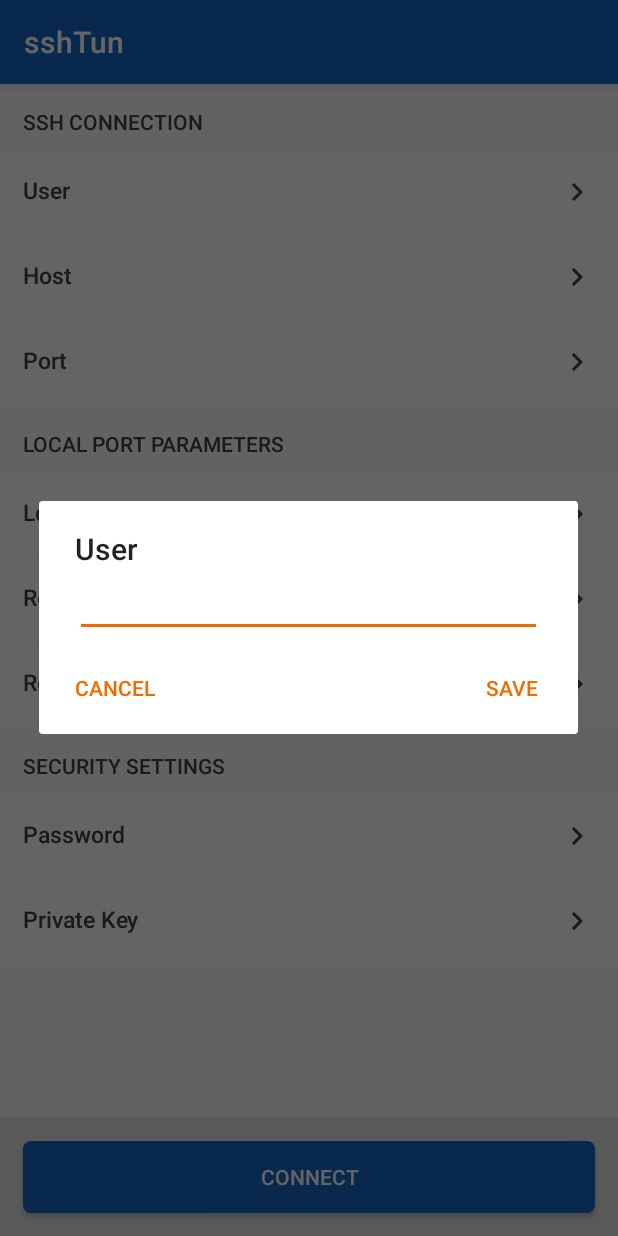
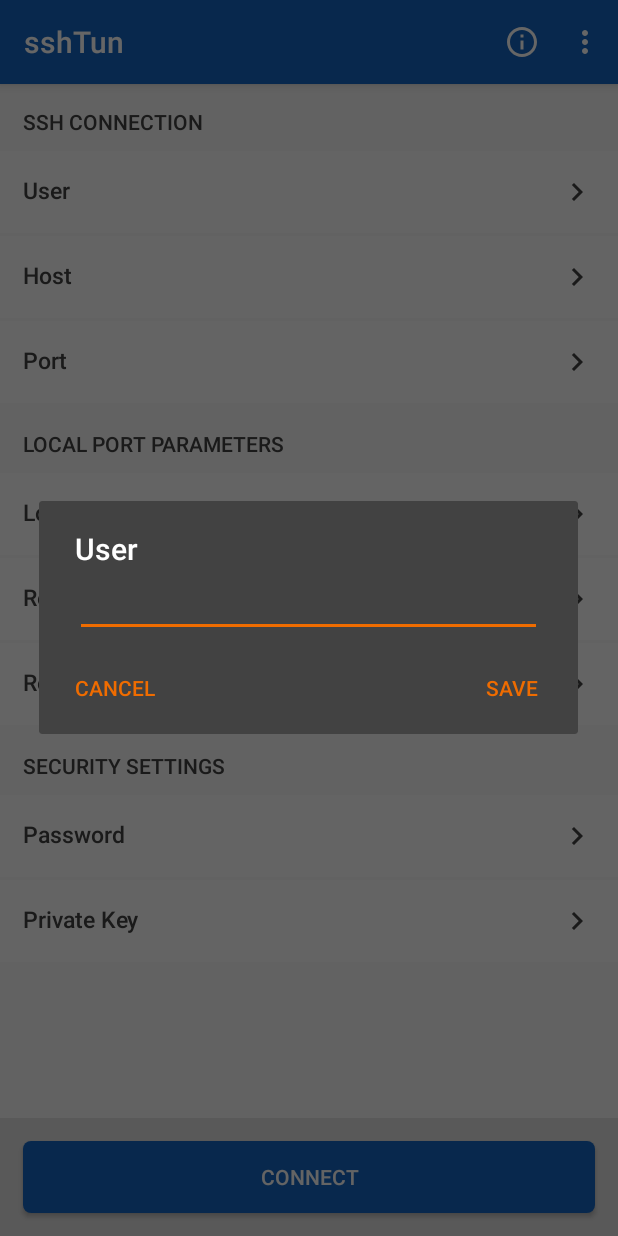
Before and after one commit to forsb/sshTun, an Android app: the screen it shows after launch (MainActivity), after a tap on "User", on a phone screen of 412 x 824 dp. Run offline under Robolectric (Android 15) with nearby library versions, the phone set to English and light mode, and no system bars.

Commit message:
Added license in toolbar and a progressbar to the connect button

```diff
--- a/app/src/main/AndroidManifest.xml
+++ b/app/src/main/AndroidManifest.xml
@@ -9,6 +9,7 @@
         android:roundIcon="@mipmap/ic_launcher_round"
         android:supportsRtl="true"
         android:theme="@style/AppTheme">
+
         <activity android:name=".MainActivity">
             <intent-filter>
                 <action android:name="android.intent.action.MAIN" />
--- /dev/null
+++ b/app/src/main/res/drawable/button_disabled.xml
@@ -0,0 +1,6 @@
+<?xml version="1.0" encoding="utf-8"?>
+<shape xmlns:android="http://schemas.android.com/apk/res/android">
+    <solid android:color="@color/gray700"/>
+    <corners android:radius="5dp"/>
+    <padding android:left="3dp" android:top="2dp" android:right="3dp" android:bottom="2dp" />
+</shape>
--- a/app/src/main/res/drawable/button_effect.xml
+++ b/app/src/main/res/drawable/button_effect.xml
@@ -1,6 +1,7 @@
 <?xml version="1.0" encoding="utf-8"?>
 <selector xmlns:android="http://schemas.android.com/apk/res/android">
 
+    <item android:drawable="@drawable/button_disabled" android:state_enabled="false"></item>
     <item android:drawable="@drawable/button_pressed" android:state_selected="true"></item>
     <item android:drawable="@drawable/button_pressed" android:state_pressed="true"></item>
     <item android:drawable="@drawable/button_default"></item>
--- /dev/null
+++ b/app/src/main/res/drawable/ic_info_outline_black_24dp.xml
@@ -0,0 +1,9 @@
+<vector xmlns:android="http://schemas.android.com/apk/res/android"
+        android:width="24dp"
+        android:height="24dp"
+        android:viewportWidth="24.0"
+        android:viewportHeight="24.0">
+    <path
+        android:fillColor="#FFFFFFFF"
+        android:pathData="M11,17h2v-6h-2v6zM12,2C6.48,2 2,6.48 2,12s4.48,10 10,10 10,-4.48 10,-10S17.52,2 12,2zM12,20c-4.41,0 -8,-3.59 -8,-8s3.59,-8 8,-8 8,3.59 8,8 -3.59,8 -8,8zM11,9h2L13,7h-2v2z"/>
+</vector>
--- a/app/src/main/res/layout/activity_main.xml
+++ b/app/src/main/res/layout/activity_main.xml
@@ -9,14 +9,27 @@
     android:background="#F5F5F5"
     tools:context="nu.forsby.filip.sshtun.MainActivity">
 
+
+    <android.support.v7.widget.Toolbar
+        android:id="@+id/toolbar"
+        android:layout_width="match_parent"
+        android:layout_height="?attr/actionBarSize"
+        android:background="?attr/colorPrimary"
+        android:elevation="4dp"
+        android:theme="@style/ThemeOverlay.AppCompat.ActionBar"
+        app:popupTheme="@style/ThemeOverlay.AppCompat.Light"/>
+
     <RelativeLayout
         android:layout_width="match_parent"
-        android:layout_height="match_parent">
+        android:layout_height="match_parent"
+        app:layout_dodgeInsetEdges="bottom"
+        android:layout_marginTop="?attr/actionBarSize">
 
         <ScrollView
+            android:id="@+id/scrollView"
             android:layout_width="match_parent"
             android:layout_height="match_parent"
-            android:layout_above="@+id/connectButtonWrapper">
+            android:layout_above="@+id/progressbar">
 
             <LinearLayout
                 android:id="@+id/rootLinearLayout"
@@ -27,6 +40,19 @@
             </LinearLayout>
 
         </ScrollView>
+
+        <ProgressBar
+            android:id="@+id/progressbar"
+            style="?android:attr/progressBarStyleHorizontal"
+            android:layout_width="match_parent"
+            android:layout_height="wrap_content"
+            android:visibility="invisible"
+            android:indeterminate="true"
+            android:max="100"
+            android:layout_marginBottom="-8dp"
+            android:layout_marginTop="-4dp"
+            android:layout_above="@+id/connectButtonWrapper"
+            android:indeterminateTint="@color/colorPrimaryDark"/>
 
         <FrameLayout
             android:id="@+id/connectButtonWrapper"
--- /dev/null
+++ b/app/src/main/res/menu/toolbar_menu.xml
@@ -0,0 +1,15 @@
+<?xml version="1.0" encoding="utf-8"?>
+<menu xmlns:android="http://schemas.android.com/apk/res/android"
+    xmlns:app="http://schemas.android.com/apk/res-auto">
+
+    <item
+        android:id="@+id/action_about"
+        android:icon="@drawable/ic_info_outline_black_24dp"
+        android:title="@string/action_about"
+        app:showAsAction="ifRoom"/>
+
+    <item android:id="@+id/action_settings"
+        android:title="@string/action_settings"
+        app:showAsAction="never"/>
+
+</menu>
--- a/app/src/main/res/values/strings.xml
+++ b/app/src/main/res/values/strings.xml
@@ -11,4 +11,39 @@
 
     <string name="password">Password</string>
     <string name="private_key">Private Key</string>
+
+    <string name="action_about">About</string>
+    <string name="action_settings">Settings</string>
+
+    <string name="about_title">License information</string>
+    <string name="about_message">
+        <i>This application uses the JSch library under a BSD 3-clause license</i>
+        \n\n
+        Copyright © 2002-2015 Atsuhiko Yamanaka, JCraft,Inc.
+        All rights reserved.
+        \n\n
+        Redistribution and use in source and binary forms, with or without
+        modification, are permitted provided that the following conditions are met:
+        \n\n
+        1. Redistributions of source code must retain the above copyright notice,
+        this list of conditions and the following disclaimer.
+        \n\n
+        2. Redistributions in binary form must reproduce the above copyright
+        notice, this list of conditions and the following disclaimer in
+        the documentation and/or other materials provided with the distribution.
+        \n\n
+        3. The names of the authors may not be used to endorse or promote products
+        derived from this software without specific prior written permission.
+        \n\n
+        THIS SOFTWARE IS PROVIDED ``AS IS´´ AND ANY EXPRESSED OR IMPLIED WARRANTIES,
+        INCLUDING, BUT NOT LIMITED TO, THE IMPLIED WARRANTIES OF MERCHANTABILITY AND
+        FITNESS FOR A PARTICULAR PURPOSE ARE DISCLAIMED. IN NO EVENT SHALL JCRAFT,
+        INC. OR ANY CONTRIBUTORS TO THIS SOFTWARE BE LIABLE FOR ANY DIRECT, INDIRECT,
+        INCIDENTAL, SPECIAL, EXEMPLARY, OR CONSEQUENTIAL DAMAGES (INCLUDING, BUT NOT
+        LIMITED TO, PROCUREMENT OF SUBSTITUTE GOODS OR SERVICES; LOSS OF USE, DATA,
+        OR PROFITS; OR BUSINESS INTERRUPTION) HOWEVER CAUSED AND ON ANY THEORY OF
+        LIABILITY, WHETHER IN CONTRACT, STRICT LIABILITY, OR TORT (INCLUDING
+        NEGLIGENCE OR OTHERWISE) ARISING IN ANY WAY OUT OF THE USE OF THIS SOFTWARE,
+        EVEN IF ADVISED OF THE POSSIBILITY OF SUCH DAMAGE.
+    </string>
 </resources>
--- a/app/src/main/res/values/styles.xml
+++ b/app/src/main/res/values/styles.xml
@@ -1,7 +1,7 @@
 <resources>
 
     <!-- Base application theme. -->
-    <style name="AppTheme" parent="Theme.AppCompat.Light.DarkActionBar">
+    <style name="AppTheme" parent="Theme.AppCompat.NoActionBar">
         <!-- Customize your theme here. -->
         <item name="colorPrimary">@color/colorPrimary</item>
         <item name="colorPrimaryDark">@color/colorPrimaryDark</item>
```
Also changed, not shown: app/src/main/java/nu/forsby/filip/sshtun/MainActivity.java (+65 -1 lines), app/src/main/res/drawable/shadow.xml (added, +7 -0 lines).
